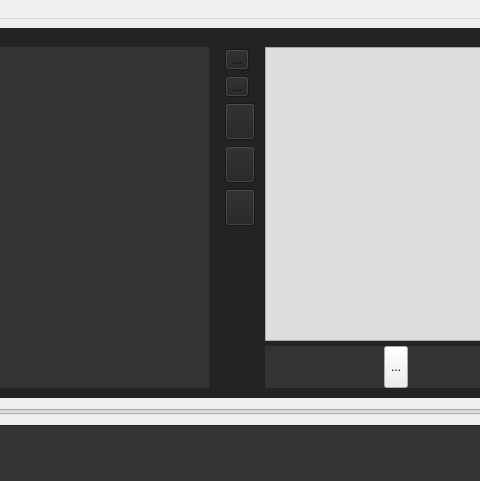
Before: the Qt Designer form src/videoeditor.ui in vrushank-agrawal/CSE201-VCREST-, drawn with Qt 5; both pictures show x 254 to 734 and y 0 to 481 of the 1067 by 619 pixel window.
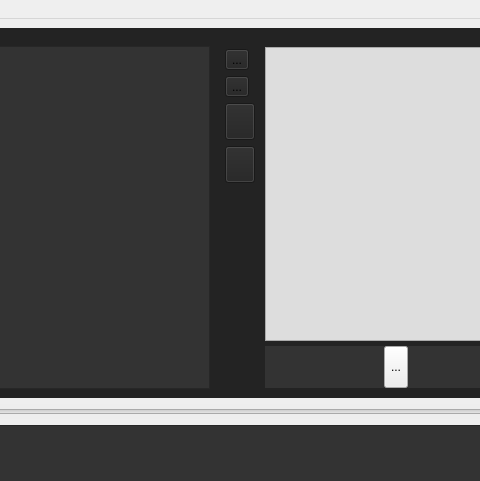
After: the same form once the commit is applied. Icons and pictures are not drawn. Custom widgets are drawn as their Qt base class.

Commit message: move to menu bar

Diff of the .ui file:
```diff
--- a/src/videoeditor.ui
+++ b/src/videoeditor.ui
@@ -176,7 +176,7 @@
              <string notr="true">background: #232323;
 QToolTip { color: #000000; background-color: #ffffff; border: 0px; }</string>
             </property>
-            <layout class="QVBoxLayout" name="verticalLayout" stretch="2,0,0,0,0,0">
+            <layout class="QVBoxLayout" name="verticalLayout" stretch="2,0,0,0,0">
              <property name="leftMargin">
               <number>0</number>
              </property>
@@ -315,35 +315,6 @@
                </property>
               </widget>
              </item>
-             <item>
-              <widget class="QToolButton" name="autoAddImageButton">
-               <property name="minimumSize">
-                <size>
-                 <width>0</width>
-                 <height>0</height>
-                </size>
-               </property>
-               <property name="toolTip">
-                <string>auto add images</string>
-               </property>
-               <property name="styleSheet">
-                <string notr="true">background: #eeeeee;
-QToolTip { color: #000000; background-color: #eeeeee; border: 0px; }</string>
-               </property>
-               <property name="text">
-                <string/>
-               </property>
-               <property name="iconSize">
-                <size>
-                 <width>22</width>
-                 <height>30</height>
-                </size>
-               </property>
-               <property name="arrowType">
-                <enum>Qt::NoArrow</enum>
-               </property>
-              </widget>
-             </item>
              <item>
               <widget class="QWidget" name="padding" native="true">
                <property name="minimumSize">
```
Left out of the diff: 8 changed lines with no effect on the pictures. The commit also changes 1 other file.
